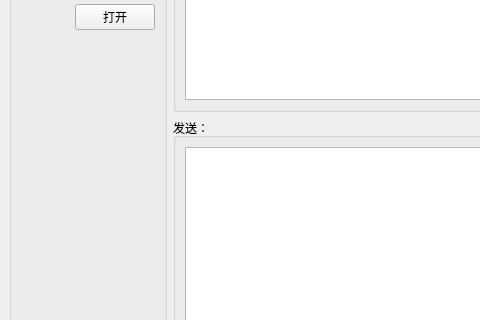
Qt form mainwindow.ui (Demon-Cat/SerialPort) before a commit; both pictures show x 0 to 480 and y 174 to 494 of the 800 by 600 pixel window.
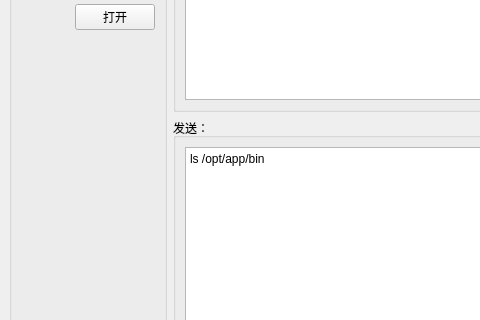
The same form after that commit.

The edit to the form file:
```diff
--- a/mainwindow.ui
+++ b/mainwindow.ui
@@ -164,6 +164,13 @@
         <layout class="QHBoxLayout" name="horizontalLayout_2">
          <item>
           <widget class="QTextEdit" name="textEdit_send">
+           <property name="html">
+            <string>&lt;!DOCTYPE HTML PUBLIC &quot;-//W3C//DTD HTML 4.0//EN&quot; &quot;http://www.w3.org/TR/REC-html40/strict.dtd&quot;&gt;
+&lt;html&gt;&lt;head&gt;&lt;meta name=&quot;qrichtext&quot; content=&quot;1&quot; /&gt;&lt;style type=&quot;text/css&quot;&gt;
+p, li { white-space: pre-wrap; }
+&lt;/style&gt;&lt;/head&gt;&lt;body style=&quot; font-family:'SimSun'; font-size:9pt; font-weight:400; font-style:normal;&quot;&gt;
+&lt;p style=&quot; margin-top:0px; margin-bottom:0px; margin-left:0px; margin-right:0px; -qt-block-indent:0; text-indent:0px;&quot;&gt;ls /opt/app/bin&lt;/p&gt;&lt;/body&gt;&lt;/html&gt;</string>
+           </property>
            <property name="acceptRichText">
             <bool>false</bool>
            </property>
```
